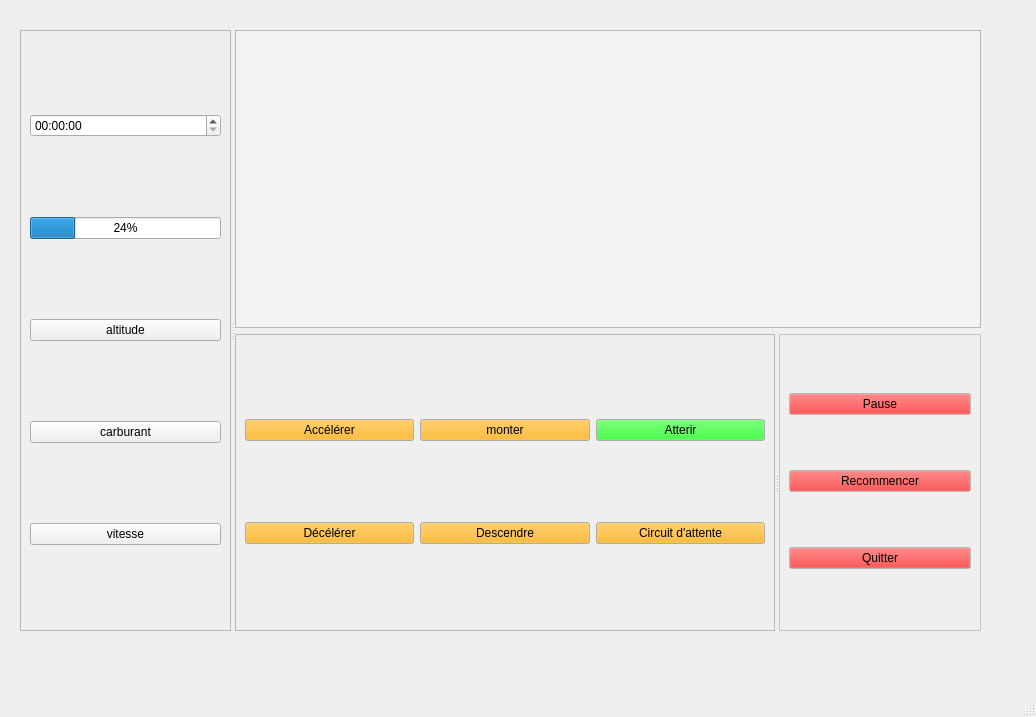
This is mainwindow.ui in arcreane/python-project-enzo-yasmina as Qt 5 draws it before an edit. The edited form follows.
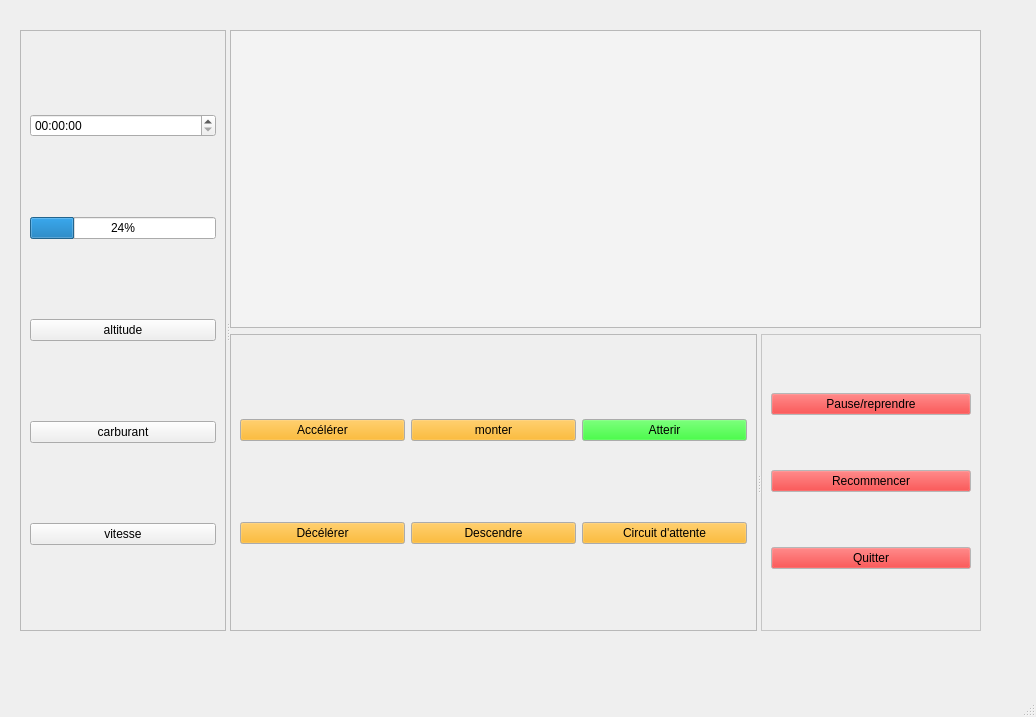
This is the edited form.

Commit message: ouveau boutton

Diff of the .ui file:
```diff
--- a/mainwindow.ui
+++ b/mainwindow.ui
@@ -503,7 +503,7 @@
           <item>
            <widget class="QPushButton" name="pushButton_2">
             <property name="text">
-             <string>Pause</string>
+             <string>Pause/reprendre</string>
             </property>
            </widget>
           </item>
```
Left out of the diff: 6 changed lines with no effect on the pictures. The commit also changes 1 other file.
